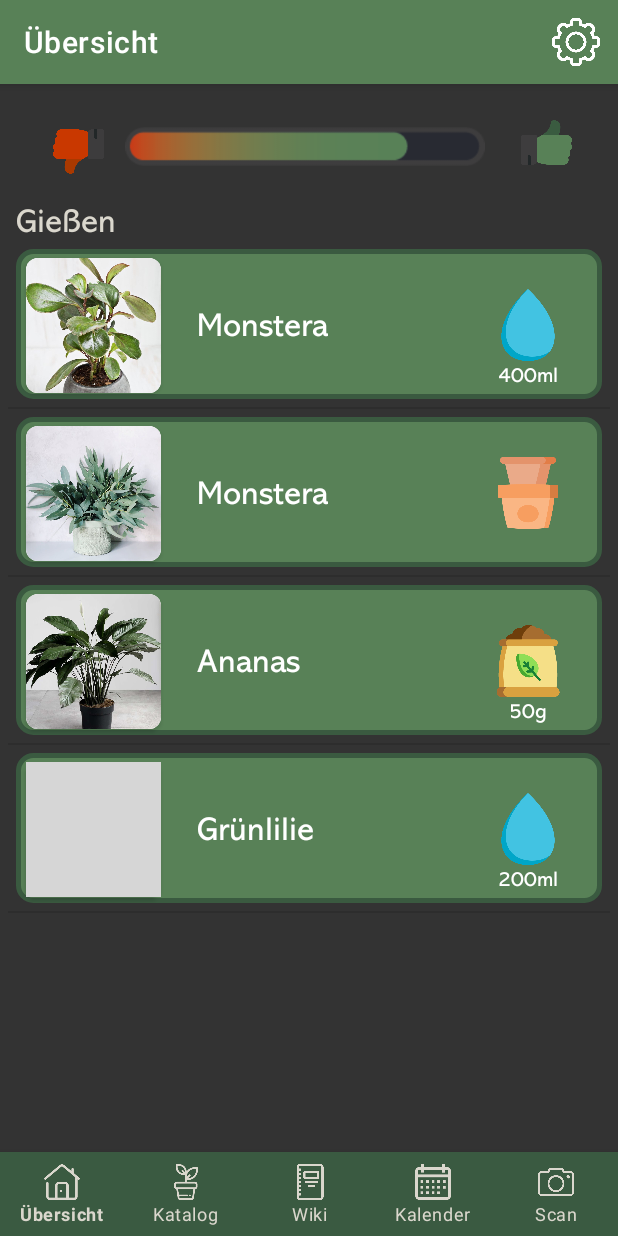
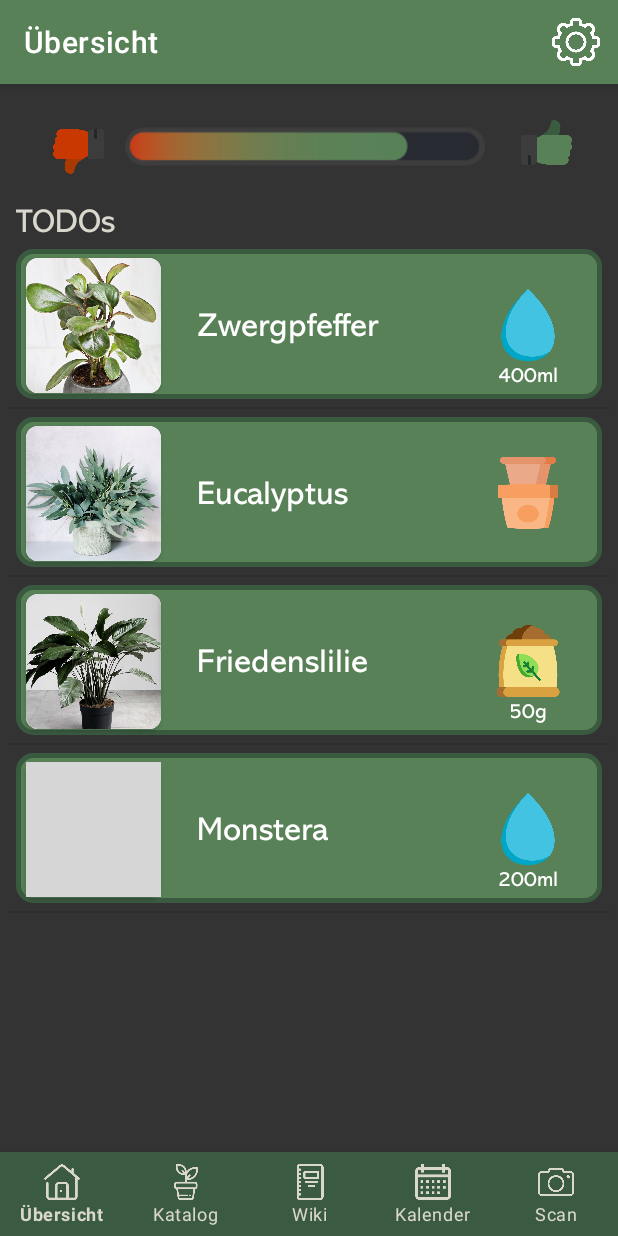
Before and after one commit to lisabrdt/GUIProject, an Android app: the screen it shows after launch (MainActivity), on a phone screen of 412 x 824 dp. Run offline under Robolectric (Android 15) with nearby library versions, the phone set to English and light mode, and no system bars; our stand-ins replace navigation-ui; grey boxes are pictures that could not be loaded.

Commit message:
many small fixes

```diff
--- a/app/src/main/java/de/gwtgteam/gowiththegrow/MainActivity.java
+++ b/app/src/main/java/de/gwtgteam/gowiththegrow/MainActivity.java
@@ -13,6 +13,7 @@ import com.google.android.material.bottomnavigation.BottomNavigationView;
 
 import androidx.annotation.Nullable;
 import androidx.appcompat.app.AppCompatActivity;
+import androidx.appcompat.app.AppCompatDelegate;
 import androidx.navigation.NavController;
 import androidx.navigation.Navigation;
 import androidx.navigation.ui.AppBarConfiguration;
@@ -25,6 +26,7 @@ public class MainActivity extends AppCompatActivity {
     @Override
     protected void onCreate(Bundle savedInstanceState) {
         super.onCreate(savedInstanceState);
+        AppCompatDelegate.setDefaultNightMode(AppCompatDelegate.MODE_NIGHT_NO);
         setContentView(R.layout.activity_main);
         BottomNavigationView navView = findViewById(R.id.nav_view);
         // Passing each menu ID as a set of Ids because each
--- a/app/src/main/java/de/gwtgteam/gowiththegrow/settings/ChangeLangActivity.java
+++ b/app/src/main/java/de/gwtgteam/gowiththegrow/settings/ChangeLangActivity.java
@@ -23,6 +23,7 @@ public class ChangeLangActivity extends AppCompatActivity {
             TextView tv = findViewById(R.id.settings_changedLang);
             SettingsActivity.lang = tv.getText().toString();
             SettingsActivity.changedSettings = true;
+            SettingsActivity.changeString = "Deine Sprache ";
             onSave(v);
         });
     }
--- a/app/src/main/java/de/gwtgteam/gowiththegrow/settings/ChangeLocActivity.java
+++ b/app/src/main/java/de/gwtgteam/gowiththegrow/settings/ChangeLocActivity.java
@@ -24,6 +24,7 @@ public class ChangeLocActivity extends AppCompatActivity {
             TextView tv = findViewById(R.id.settings_changedLoc);
             SettingsActivity.loc = tv.getText().toString();
             SettingsActivity.changedSettings = true;
+            SettingsActivity.changeString = "Dein Standort ";
             onSave(v);
         });
     }
--- a/app/src/main/java/de/gwtgteam/gowiththegrow/settings/ChangeNameActivity.java
+++ b/app/src/main/java/de/gwtgteam/gowiththegrow/settings/ChangeNameActivity.java
@@ -22,6 +22,7 @@ public class ChangeNameActivity extends AppCompatActivity {
             TextView tv = findViewById(R.id.settings_changedName);
             SettingsActivity.name = tv.getText().toString();
             SettingsActivity.changedSettings = true;
+            SettingsActivity.changeString = "Dein Name ";
             onSave(v);
         });
     }
--- a/app/src/main/java/de/gwtgteam/gowiththegrow/settings/SavedChangesAlert.java
+++ b/app/src/main/java/de/gwtgteam/gowiththegrow/settings/SavedChangesAlert.java
@@ -12,7 +12,7 @@ public class SavedChangesAlert extends AppCompatDialogFragment {
     @Override
     public Dialog onCreateDialog(Bundle savedInstanceState) {
         AlertDialog.Builder builder = new AlertDialog.Builder(getActivity());
-        builder.setMessage("Deine Daten wurden erfolgreich geändert")
+        builder.setMessage(SettingsActivity.changeString + " wurde erfolgreich geändert")
                 .setPositiveButton("okay", (dialogInterface, i) -> {
                 });
         return builder.create();
--- a/app/src/main/java/de/gwtgteam/gowiththegrow/settings/SettingsActivity.java
+++ b/app/src/main/java/de/gwtgteam/gowiththegrow/settings/SettingsActivity.java
@@ -18,6 +18,7 @@ public class SettingsActivity extends AppCompatActivity {
     static String loc = "Hamburg";
     static String lang = "Deutsch";
     static boolean changedSettings = false;
+    static String changeString = "";
 
     String[] temp = {"Celsius (°C)", "Fahreneinheit (°F)"};
     String[] water = {"Milliter (ml)", "Ounce (oz)"};
--- a/app/src/main/java/de/gwtgteam/gowiththegrow/ui/dashboard/DashboardFragment.java
+++ b/app/src/main/java/de/gwtgteam/gowiththegrow/ui/dashboard/DashboardFragment.java
@@ -65,10 +65,10 @@ public class DashboardFragment extends Fragment implements RecyclerItemTouchHelp
         mRecyclerView = (RecyclerView) rootView.findViewById(R.id.dashboard_list);
 
         listItems = new ArrayList<>();
-        listItems.add(new Todos(R.drawable.plant_photo_1, "Monstera", R.drawable.drop_small, "400ml"));
-        listItems.add(new Todos(R.drawable.plant_photo_2, "Monstera", R.drawable.umtopfen, ""));
-        listItems.add(new Todos(R.drawable.plant_photo_3, "Ananas", R.drawable.fertilizer, "50g"));
-        listItems.add(new Todos(R.drawable.plant_photo_4, "Grünlilie", R.drawable.drop_small, "200ml"));
+        listItems.add(new Todos(R.drawable.plant_photo_1, "Zwergpfeffer", R.drawable.drop_small, "400ml"));
+        listItems.add(new Todos(R.drawable.plant_photo_2, "Eucalyptus", R.drawable.umtopfen, ""));
+        listItems.add(new Todos(R.drawable.plant_photo_3, "Friedenslilie", R.drawable.fertilizer, "50g"));
+        listItems.add(new Todos(R.drawable.plant_photo_4, "Monstera", R.drawable.drop_small, "200ml"));
 
         mAdapter = new CustomLVAdapter(this.getActivity(), listItems);
 
@@ -102,8 +102,8 @@ public class DashboardFragment extends Fragment implements RecyclerItemTouchHelp
 
             // showing snack bar with Undo option
             Snackbar snackbar = Snackbar
-                    .make(mRecyclerView , name + " removed.", Snackbar.LENGTH_LONG);
-            snackbar.setAction("UNDO", new View.OnClickListener() {
+                    .make(mRecyclerView , name + " entfernt.", Snackbar.LENGTH_LONG);
+            snackbar.setAction("rückgängig", new View.OnClickListener() {
                 @Override
                 public void onClick(View view) {
 
--- a/app/src/main/res/layout/activity_main.xml
+++ b/app/src/main/res/layout/activity_main.xml
@@ -5,6 +5,7 @@
     android:id="@+id/container"
     android:layout_width="match_parent"
     android:layout_height="match_parent"
+    android:forceDarkAllowed="false">
     >
 
 
--- a/app/src/main/res/layout/dashboard_element.xml
+++ b/app/src/main/res/layout/dashboard_element.xml
@@ -28,7 +28,7 @@
             android:layout_centerVertical="true"
             android:layout_marginRight="10dp"
             android:layout_toLeftOf="@id/delete_icon"
-            android:text="Done"
+            android:text="erledigt"
             android:textColor="#fff"
             android:textSize="13dp" />
 
--- a/app/src/main/res/layout/fragment_dashboard.xml
+++ b/app/src/main/res/layout/fragment_dashboard.xml
@@ -73,7 +73,7 @@
                 android:layout_marginStart="5dp"
                 android:layout_marginLeft="5dp"
                 android:fontFamily="@font/abadi"
-                android:text="Gießen"
+                android:text="TODOs"
                 android:textColor="@color/LightBrown"
                 android:textSize="@dimen/large_text" />
 
--- a/app/src/main/res/values-night/themes.xml
+++ b/app/src/main/res/values-night/themes.xml
@@ -1,6 +1,6 @@
 <resources xmlns:tools="http://schemas.android.com/tools">
     <!-- Base application theme. -->
-    <style name="Theme.GoWithTheGrow" parent="Theme.MaterialComponents.DayNight.DarkActionBar">
+    <style name="Theme.GoWithTheGrow" parent="Theme.MaterialComponents.Light.DarkActionBar">
         <!-- Primary brand color. -->
         <item name="colorPrimary">@color/LightGreen</item>
         <item name="colorPrimaryVariant">@color/GreenDark</item>
--- a/app/src/main/res/values/themes.xml
+++ b/app/src/main/res/values/themes.xml
@@ -1,6 +1,6 @@
 <resources xmlns:tools="http://schemas.android.com/tools">
     <!-- Base application theme. -->
-    <style name="Theme.GoWithTheGrow" parent="Theme.MaterialComponents.DayNight.DarkActionBar">
+    <style name="Theme.GoWithTheGrow" parent="Theme.MaterialComponents.Light.DarkActionBar">
         <!-- Primary brand color. -->
         <item name="colorPrimary">@color/LightGreen</item>
         <item name="colorPrimaryVariant">@color/GreenDark</item>
```
Also changed, not shown: app/src/main/java/de/gwtgteam/gowiththegrow/DetailActivity.java (+27 -7 lines).
